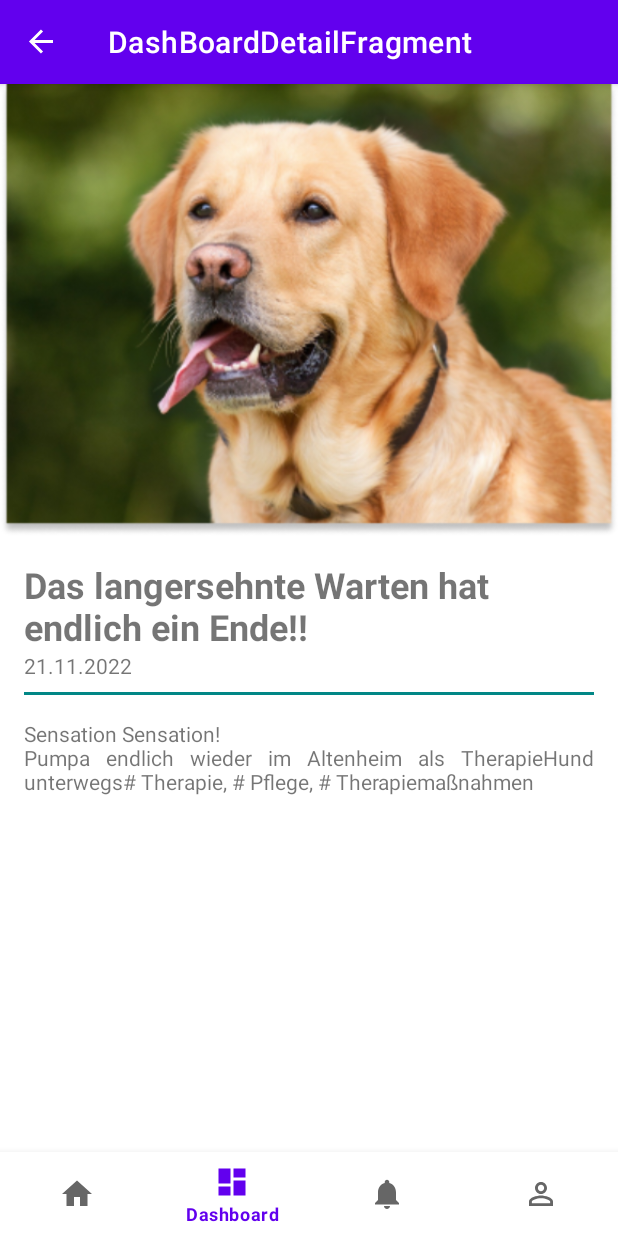
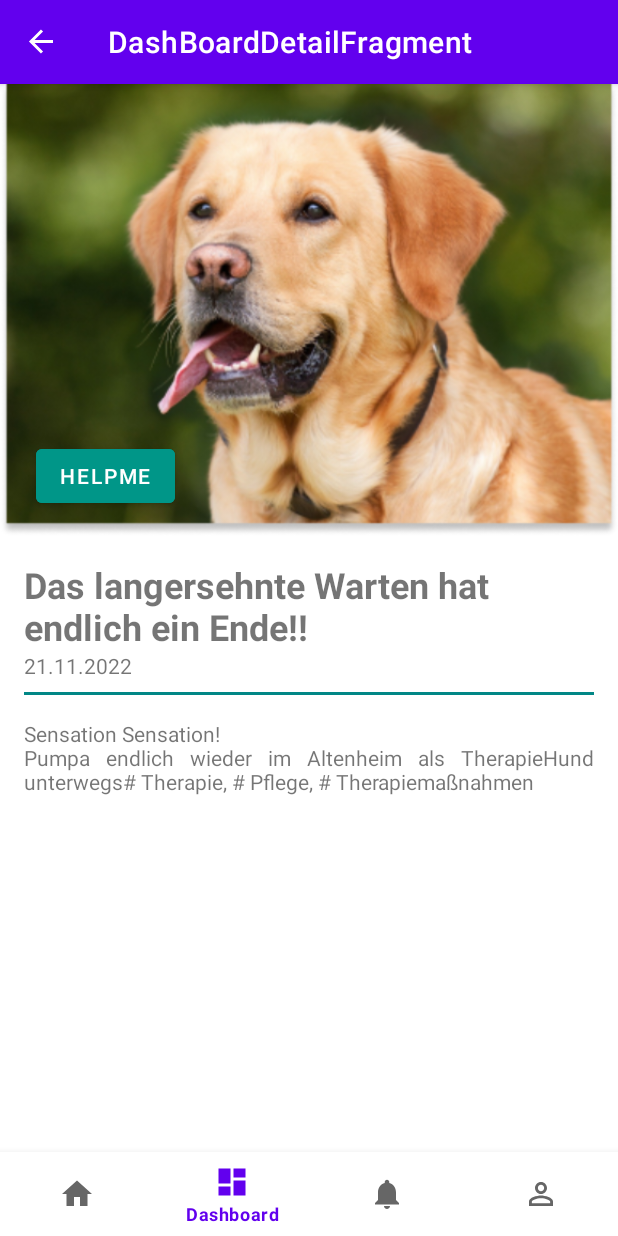
Before and after one commit to AppNewbie86/einfachtierisch, an Android app: the fragment DashBoardDetailFragment placed in its activity, after a tap on an icon or button, on a phone screen of 412 x 824 dp. Run offline under Robolectric (Android 15) with nearby library versions, the phone set to English and light mode, and no system bars; our stand-ins replace Firebase (no records; nobody signed in at launch, a user with empty details on screens opened directly), data binding, navigation-ui; 1 statement that could not run was skipped; 1 other tap on this screen came first.

Commit message:
UserFlow Request User antworten fertig implementiert

```diff
--- a/app/src/main/java/com/modul3/einfachtierisch/data/models/Contact.kt
+++ b/app/src/main/java/com/modul3/einfachtierisch/data/models/Contact.kt
@@ -1,7 +1,7 @@
 package com.modul3.einfachtierisch.data.models
 
 /**
- * Diese Data Klasse steht für einen einzelnen Kontakt im NotificationsFragment
+ * Diese Data Klasse steht für einen einzelnen Kontakt im HomeFragment
  * @param name der Name des Kontakts
  * @param imageResId die resource ID des Bildes des Kontakts
  * @param chatHistory eine Liste aus Message Objekten, in der der Chat Verlauf gespeichert ist
--- a/app/src/main/java/com/modul3/einfachtierisch/ui/dashboard/DashBoardDetailFragment.kt
+++ b/app/src/main/java/com/modul3/einfachtierisch/ui/dashboard/DashBoardDetailFragment.kt
@@ -4,8 +4,10 @@ import android.os.Bundle
 import android.view.LayoutInflater
 import android.view.View
 import android.view.ViewGroup
+import android.widget.Button
 import androidx.fragment.app.Fragment
 import androidx.fragment.app.activityViewModels
+import androidx.navigation.fragment.findNavController
 import com.modul3.einfachtierisch.MainViewModel
 import com.modul3.einfachtierisch.data.models.NewsArticle
 import com.modul3.einfachtierisch.databinding.FragmentDashboarddetailBinding
@@ -13,6 +15,10 @@ import com.modul3.einfachtierisch.databinding.FragmentDashboarddetailBinding
 class DashBoardDetailFragment : Fragment() {
 
     private lateinit var binding: FragmentDashboarddetailBinding
+    private lateinit var helpButton: Button
+
+
+
     private val viewModel: MainViewModel by activityViewModels()
 
     override fun onCreateView(
@@ -40,5 +46,10 @@ class DashBoardDetailFragment : Fragment() {
             binding.detailDatum.text = newsArticle.date
             binding.detailText.text = newsArticle.article
         }
+
+        binding.helpMeBtn.setOnClickListener {
+            findNavController()
+                .navigate(DashBoardDetailFragmentDirections.actionDashBoardDetailFragmentToRequestFragment(newsId))
+        }
     }
 }
--- a/app/src/main/java/com/modul3/einfachtierisch/RequestFragment.kt
+++ b/app/src/main/java/com/modul3/einfachtierisch/ui/request/RequestFragment.kt
@@ -1,4 +1,4 @@
-package com.modul3.einfachtierisch
+package com.modul3.einfachtierisch.ui.request
 
 
 import android.content.Context
@@ -13,6 +13,7 @@ import androidx.fragment.app.Fragment
 import androidx.fragment.app.activityViewModels
 import androidx.lifecycle.Observer
 import androidx.navigation.fragment.findNavController
+import com.modul3.einfachtierisch.MainViewModel
 import com.modul3.einfachtierisch.adapter.MessageAdapter
 import com.modul3.einfachtierisch.databinding.FragmentRequestBinding
 
--- a/app/src/main/res/layout/fragment_dashboarddetail.xml
+++ b/app/src/main/res/layout/fragment_dashboarddetail.xml
@@ -34,7 +34,7 @@
             app:layout_constraintEnd_toEndOf="parent"
             app:layout_constraintStart_toStartOf="@+id/detail_image"
             app:layout_constraintTop_toBottomOf="@+id/detail_image"
-            tools:text="Kommt tatsächlich eine Fortsetzung?!" />
+            tools:text="dringend!! Suche Aufpasser" />
 
         <TextView
             android:id="@+id/detail_datum"
@@ -68,7 +68,18 @@
             app:layout_constraintHorizontal_bias="0.0"
             app:layout_constraintStart_toStartOf="parent"
             app:layout_constraintTop_toBottomOf="@+id/detail_line"
-            tools:text="das ist ein Test" />
+            tools:text="Hallo ich suche dringend für 2 Tage einen Hundesitter? Bitte per Pn Anschreiben und drücken Sie unten auf Help Me " />
+
+        <Button
+            android:id="@+id/helpMeBtn"
+            android:layout_width="wrap_content"
+            android:layout_height="wrap_content"
+            android:layout_marginStart="8dp"
+            android:layout_marginBottom="16dp"
+            android:backgroundTint="#009688"
+            android:text="HelpMe"
+            app:layout_constraintBottom_toBottomOf="@+id/detail_image"
+            app:layout_constraintStart_toStartOf="@+id/detail_text" />
 
     </androidx.constraintlayout.widget.ConstraintLayout>
 
--- a/app/src/main/res/navigation/mobile_navigation.xml
+++ b/app/src/main/res/navigation/mobile_navigation.xml
@@ -29,15 +29,6 @@
     </fragment>
 
     <fragment
-        android:id="@+id/navigation_notifications"
-        android:name="com.modul3.einfachtierisch.ui.notifications.NotificationsFragment"
-        android:label="@string/title_notifications"
-        tools:layout="@layout/fragment_notifications" >
-        <action
-            android:id="@+id/action_navigation_notifications_to_requestFragment"
-            app:destination="@id/requestFragment" />
-    </fragment>
-    <fragment
         android:id="@+id/navigation_profile"
         android:name="com.modul3.einfachtierisch.ui.profile.ProfileFragment"
         android:label="@string/title_profile"
@@ -50,6 +41,9 @@
         <argument
             android:name="newsId"
             app:argType="integer" />
+        <action
+            android:id="@+id/action_dashBoardDetailFragment_to_requestFragment"
+            app:destination="@id/requestFragment" />
     </fragment>
     <argument
         android:name="newsId"
@@ -73,7 +67,7 @@
         tools:layout="@layout/fragment_sign_up" />
     <fragment
         android:id="@+id/requestFragment"
-        android:name="com.modul3.einfachtierisch.RequestFragment"
+        android:name="com.modul3.einfachtierisch.ui.request.RequestFragment"
         android:label="fragment_request2"
         tools:layout="@layout/fragment_request" >
         <argument
--- a/app/src/main/res/values/strings.xml
+++ b/app/src/main/res/values/strings.xml
@@ -18,4 +18,5 @@
     <string name="vor_und_nachname">Vor und Nachname</string>
     <string name="welchen_tgl_zeitraum_w_rden_sie_ben_tigen">Welchen tgl. Zeitraum würden Sie benötigen?</string>
     <string name="message">message</string>
+    <string name="requestText">requestText</string>
 </resources>
```
Also changed, not shown: app/src/main/java/com/modul3/einfachtierisch/adapter/ContactAdapter.kt (+6 -4 lines), app/src/main/java/com/modul3/einfachtierisch/ui/notifications/NotificationsFragment.kt (deleted, +0 -54 lines).
